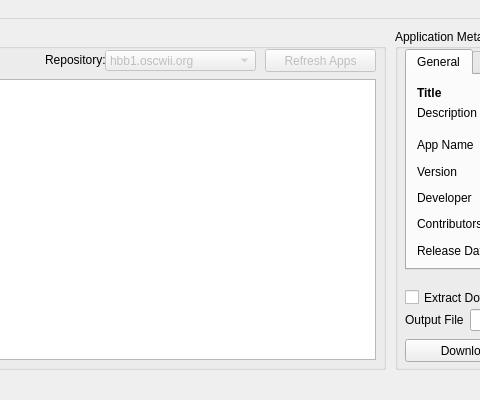
Above: gui/united.ui from dhtdht020/osc-dl before the change; both pictures show x 225 to 705 and y 0 to 400 of the 900 by 400 pixel window. Below: the same form after it.
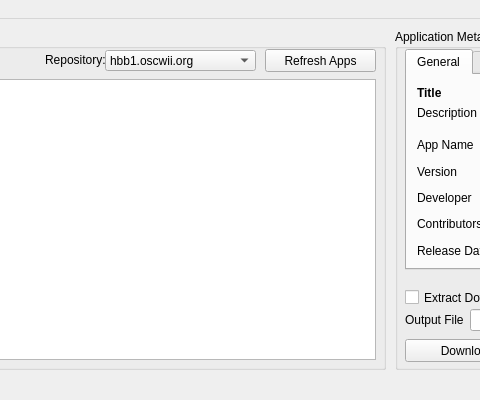
That is the form after the change.

Commit message: Finalized addition of secondary repos

```diff
--- a/gui/united.ui
+++ b/gui/united.ui
@@ -75,7 +75,7 @@
     </widget>
     <widget class="QComboBox" name="ReposComboBox">
      <property name="enabled">
-      <bool>false</bool>
+      <bool>true</bool>
      </property>
      <property name="geometry">
       <rect>
@@ -93,7 +93,7 @@
     </widget>
     <widget class="QPushButton" name="RefreshListBtn">
      <property name="enabled">
-      <bool>false</bool>
+      <bool>true</bool>
      </property>
      <property name="geometry">
       <rect>
```
Left out of the diff: 5 changed lines with no effect on the pictures. The commit also changes 2 other files.
